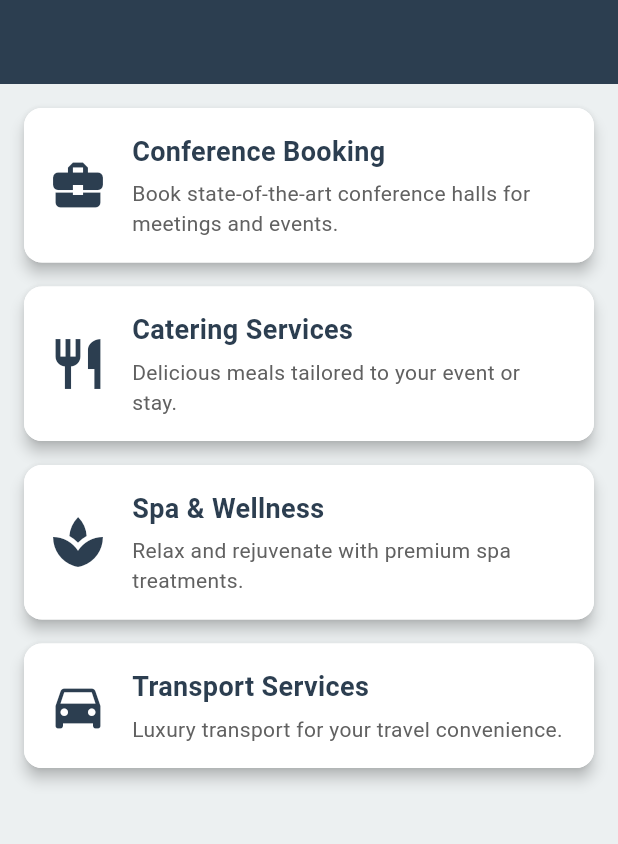
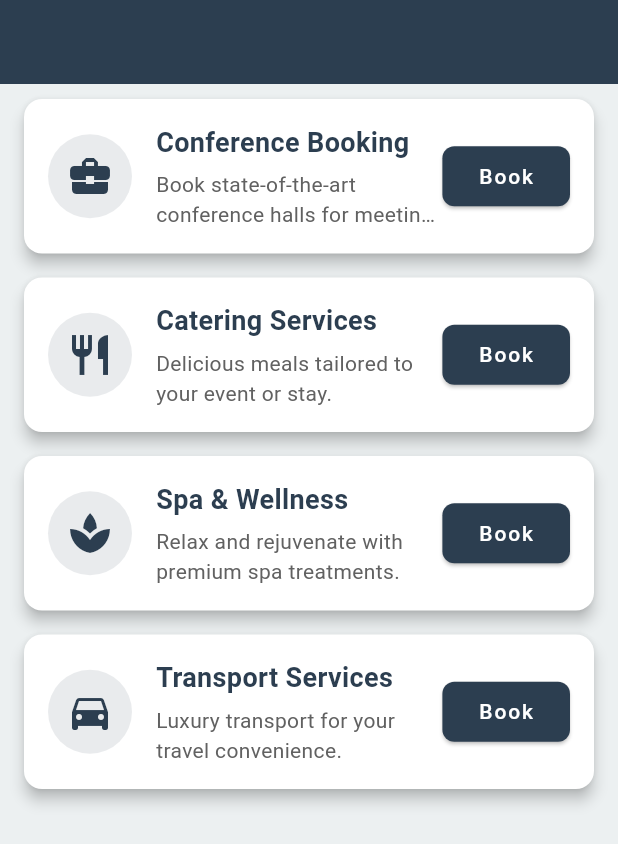
Before and after one commit to shadan1234/se-project, a Flutter app: the ServicesScreen screen opened directly, on a phone screen of 412 x 824 dp. Shown: the top 844 px of the screen. Run offline on Flutter 3.47's test engine with Material 3 defaults, Android fonts, the phone set to English and light mode, and no system bars; our stand-ins replace cloud_firestore, firebase_auth, firebase_core, firebase_storage, fl_chart, google_sign_in and 2 more; accounts and stored records are empty.

Commit message:
feat:other-services-screen

```diff
--- a/lib/features/customer/other-services/services-screen.dart
+++ b/lib/features/customer/other-services/services-screen.dart
@@ -1,5 +1,7 @@
 import 'package:flutter/material.dart';
 import 'package:se_project/constants/colors.dart';
+// import 'package:se_project/features/booking/booking_screen.dart';
+import 'package:se_project/features/customer/other-services/services-booking.dart';
 
 class ServicesScreen extends StatelessWidget {
   final List<Map<String, dynamic>> services = [
@@ -29,57 +31,75 @@ class ServicesScreen extends StatelessWidget {
   Widget build(BuildContext context) {
     return Scaffold(
       appBar: AppBar(
-        title: Text("Our Services"),
+        title: Text("Our Services", style: TextStyle(fontWeight: FontWeight.bold)),
         backgroundColor: AppColors.primary,
       ),
       body: Padding(
-        padding: const EdgeInsets.all(16.0),
+        padding: const EdgeInsets.symmetric(horizontal: 16.0, vertical: 10),
         child: ListView.builder(
           itemCount: services.length,
           itemBuilder: (context, index) {
             final service = services[index];
-            return GestureDetector(
-              onTap: () {
-                Navigator.pushNamed(context, '/booking', arguments: service['title']);
-              },
-              child: Card(
-                shape: RoundedRectangleBorder(
-                  borderRadius: BorderRadius.circular(12),
-                ),
+            return Card(
+              shape: RoundedRectangleBorder(borderRadius: BorderRadius.circular(12)),
               elevation: 4,
               margin: EdgeInsets.only(bottom: 16),
-                child: Container(
+              child: Padding(
                 padding: EdgeInsets.all(16),
+                child: Row(
+                  crossAxisAlignment: CrossAxisAlignment.center,
+                  children: [
+                    // **Icon in a circular background**
+                    Container(
+                      padding: EdgeInsets.all(12),
                       decoration: BoxDecoration(
-                    color: Colors.white,
-                    borderRadius: BorderRadius.circular(12),
+                        shape: BoxShape.circle,
+                        color: AppColors.primary.withOpacity(0.1),
                       ),
-                  child: Row(
-                    children: [
-                      Icon(service['icon'], size: 40, color: AppColors.primary),
+                      child: Icon(service['icon'], size: 32, color: AppColors.primary),
+                    ),
                     SizedBox(width: 16),
+
+                    // **Service Details**
                     Expanded(
                       child: Column(
                         crossAxisAlignment: CrossAxisAlignment.start,
                         children: [
                           Text(
                             service['title'],
-                              style: TextStyle(
-                                fontSize: 18,
-                                fontWeight: FontWeight.bold,
-                                color: AppColors.primary,
-                              ),
+                            style: TextStyle(fontSize: 18, fontWeight: FontWeight.bold, color: AppColors.primary),
                           ),
                           SizedBox(height: 5),
                           Text(
                             service['description'],
                             style: TextStyle(color: Colors.grey[700]),
+                            maxLines: 2,
+                            overflow: TextOverflow.ellipsis, // Prevents text overflow
                           ),
                         ],
                       ),
                     ),
+
+                    // **Book Now Button**
+                    SizedBox(
+                      height: 40,
+                      child: ElevatedButton(
+                        onPressed: () {
+                          Navigator.push(
+                            context,
+                            MaterialPageRoute(
+                              builder: (context) => BookingScreen(serviceName: service['title']),
+                            ),
+                          );
+                        },
+                        style: ElevatedButton.styleFrom(
+                          backgroundColor: AppColors.primary,
+                          shape: RoundedRectangleBorder(borderRadius: BorderRadius.circular(8)),
+                        ),
+                        child: Text("Book", style: TextStyle(color: Colors.white, fontSize: 14)),
+                      ),
+                    ),
                   ],
-                  ),
                 ),
               ),
             );
```
Also changed, not shown: lib/features/customer/other-services/services-booking.dart (added, +88 -0 lines), lib/features/customer/other-services/services-service.dart (added, +28 -0 lines). Lines whose indentation alone changed are shown as unchanged.
